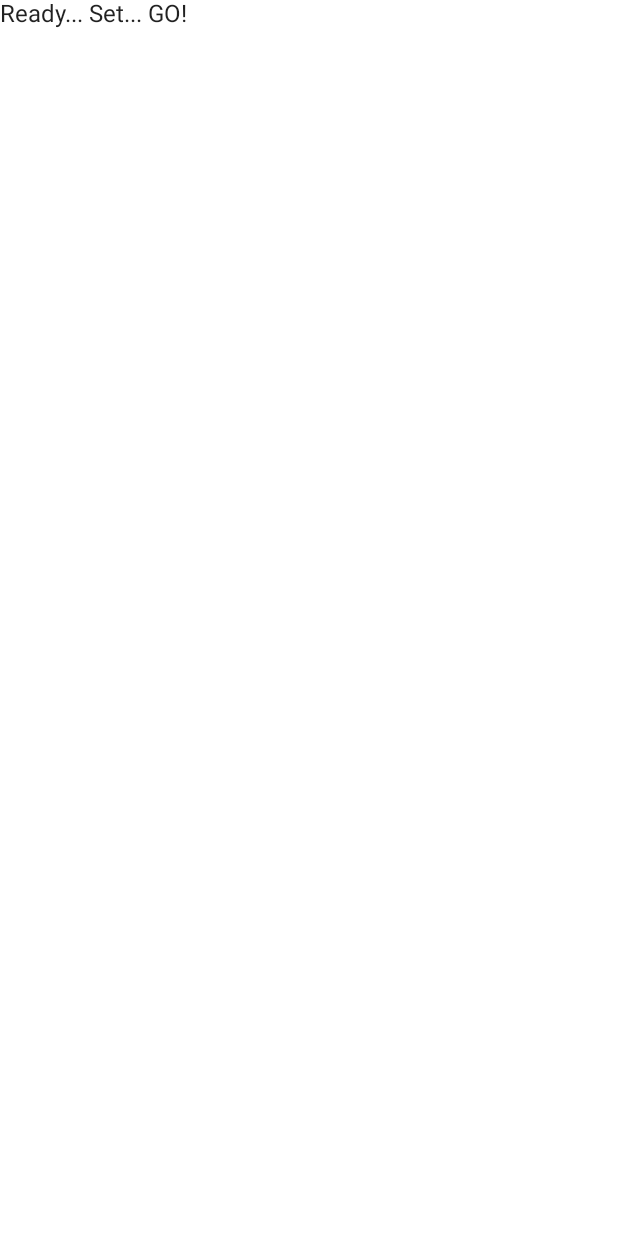
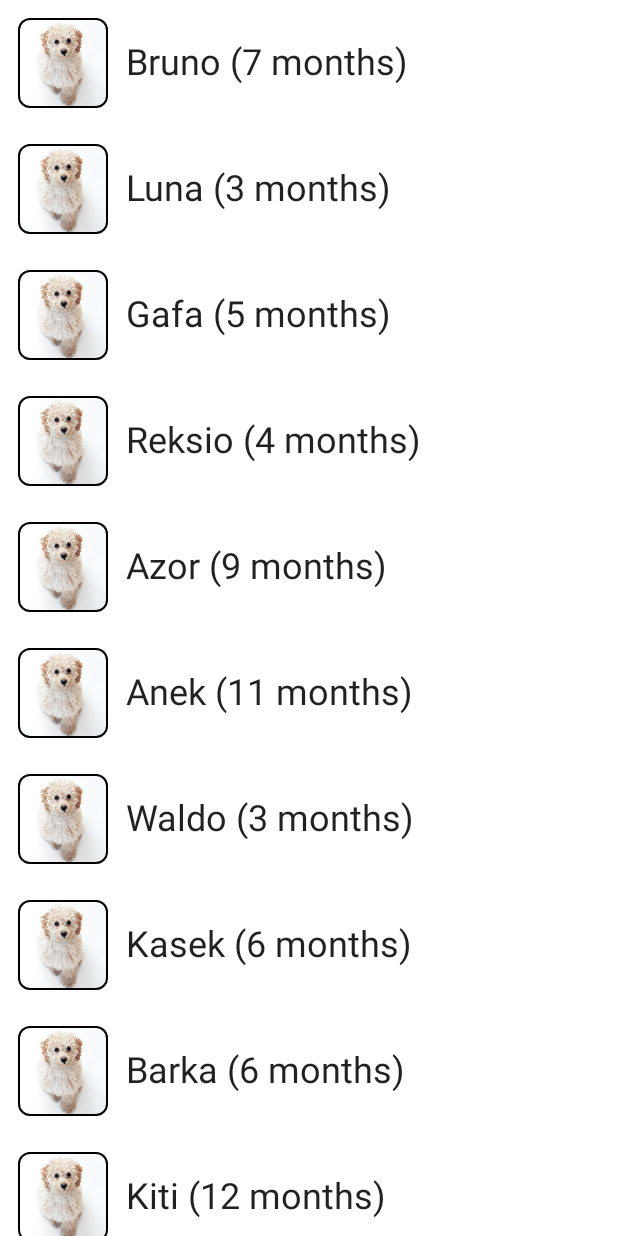
Before and after one commit to burnoo/PuppyCompose, an Android app built with Jetpack Compose: the screen it shows after launch (MainActivity), on a phone screen of 412 x 824 dp. Before the commit the screen is almost empty. Run offline under Robolectric (Android 15) with nearby library versions, the phone set to English and light mode, and no system bars.

Commit message:
Add simple list view

```diff
--- a/app/src/main/java/com/example/androiddevchallenge/MainActivity.kt
+++ b/app/src/main/java/com/example/androiddevchallenge/MainActivity.kt
@@ -20,9 +20,9 @@ import androidx.activity.compose.setContent
 import androidx.appcompat.app.AppCompatActivity
 import androidx.compose.material.MaterialTheme
 import androidx.compose.material.Surface
-import androidx.compose.material.Text
 import androidx.compose.runtime.Composable
 import androidx.compose.ui.tooling.preview.Preview
+import com.example.androiddevchallenge.ui.components.list.PuppyList
 import com.example.androiddevchallenge.ui.theme.PuppyTheme
 
 class MainActivity : AppCompatActivity() {
@@ -36,11 +36,10 @@ class MainActivity : AppCompatActivity() {
     }
 }
 
-// Start building your app here!
 @Composable
 fun PuppyApp() {
     Surface(color = MaterialTheme.colors.background) {
-        Text(text = "Ready... Set... GO!")
+        PuppyList()
     }
 }
 
--- /dev/null
+++ b/app/src/main/java/com/example/androiddevchallenge/data/Puppy.kt
@@ -0,0 +1,26 @@
+package com.example.androiddevchallenge.data
+
+import androidx.annotation.DrawableRes
+import com.example.androiddevchallenge.R
+
+data class Puppy(
+    val name: String,
+    val ageMonths: Int,
+    @DrawableRes val imageRes: Int,
+)
+
+val puppies = listOf(
+    Puppy(name = "Bruno", ageMonths = 7, imageRes = R.drawable.puppy),
+    Puppy(name = "Luna", ageMonths = 3, imageRes = R.drawable.puppy),
+    Puppy(name = "Gafa", ageMonths = 5, imageRes = R.drawable.puppy),
+    Puppy(name = "Reksio", ageMonths = 4, imageRes = R.drawable.puppy),
+    Puppy(name = "Azor", ageMonths = 9, imageRes = R.drawable.puppy),
+    Puppy(name = "Anek", ageMonths = 11, imageRes = R.drawable.puppy),
+    Puppy(name = "Waldo", ageMonths = 3, imageRes = R.drawable.puppy),
+    Puppy(name = "Kasek", ageMonths = 6, imageRes = R.drawable.puppy),
+    Puppy(name = "Barka", ageMonths = 6, imageRes = R.drawable.puppy),
+    Puppy(name = "Kiti", ageMonths = 12, imageRes = R.drawable.puppy),
+    Puppy(name = "Darka", ageMonths = 4, imageRes = R.drawable.puppy),
+    Puppy(name = "Metik", ageMonths = 7, imageRes = R.drawable.puppy),
+    Puppy(name = "Walos", ageMonths = 2, imageRes = R.drawable.puppy),
+)
--- /dev/null
+++ b/app/src/main/java/com/example/androiddevchallenge/ui/components/list/PuppyList.kt
@@ -0,0 +1,18 @@
+package com.example.androiddevchallenge.ui.components.list
+
+import androidx.compose.foundation.lazy.LazyColumn
+import androidx.compose.foundation.lazy.items
+import androidx.compose.runtime.Composable
+import androidx.compose.ui.tooling.preview.Preview
+import com.example.androiddevchallenge.data.Puppy
+import com.example.androiddevchallenge.data.puppies
+
+@Preview
+@Composable
+fun PuppyList(list: List<Puppy> = puppies) {
+    LazyColumn {
+        items(list) { puppy ->
+            ListItem(puppy)
+        }
+    }
+}
--- /dev/null
+++ b/app/src/main/java/com/example/androiddevchallenge/ui/components/list/PuppyListItem.kt
@@ -0,0 +1,54 @@
+package com.example.androiddevchallenge.ui.components.list
+
+import androidx.compose.foundation.Image
+import androidx.compose.foundation.border
+import androidx.compose.foundation.layout.*
+import androidx.compose.foundation.shape.RoundedCornerShape
+import androidx.compose.material.MaterialTheme
+import androidx.compose.material.Text
+import androidx.compose.runtime.Composable
+import androidx.compose.ui.Alignment
+import androidx.compose.ui.Modifier
+import androidx.compose.ui.draw.clip
+import androidx.compose.ui.res.painterResource
+import androidx.compose.ui.tooling.preview.Preview
+import androidx.compose.ui.unit.dp
+import com.example.androiddevchallenge.data.Puppy
+import com.example.androiddevchallenge.data.puppies
+
+@Preview(backgroundColor = 0xFFFFFF, showBackground = true)
+@Composable
+fun ListItem(puppy: Puppy = puppies.first()) {
+    val (name, ageMonths) = puppy
+
+    Row(
+        verticalAlignment = Alignment.CenterVertically,
+        modifier = Modifier.fillMaxWidth()
+    ) {
+        ListImage(puppy)
+        Text(text = "$name ($ageMonths months)", style = MaterialTheme.typography.h5)
+    }
+}
+
+@Preview(backgroundColor = 0xFFFFFF, showBackground = true)
+@Composable
+fun ListImage(puppy: Puppy = puppies.first()) {
+    val (name, _, imageRes) = puppy
+
+    val shape = RoundedCornerShape(8.dp)
+
+    Image(
+        painter = painterResource(id = imageRes),
+        contentDescription = "Puppy $name",
+        modifier = Modifier
+            .padding(12.dp)
+            .border(
+                width = 1.dp,
+                color = MaterialTheme.colors.onBackground,
+                shape = shape
+            )
+            .clip(shape)
+            .width(60.dp)
+            .height(60.dp)
+    )
+}
```
Also changed, not shown: app/src/main/res/drawable/puppy.jpg (added).
